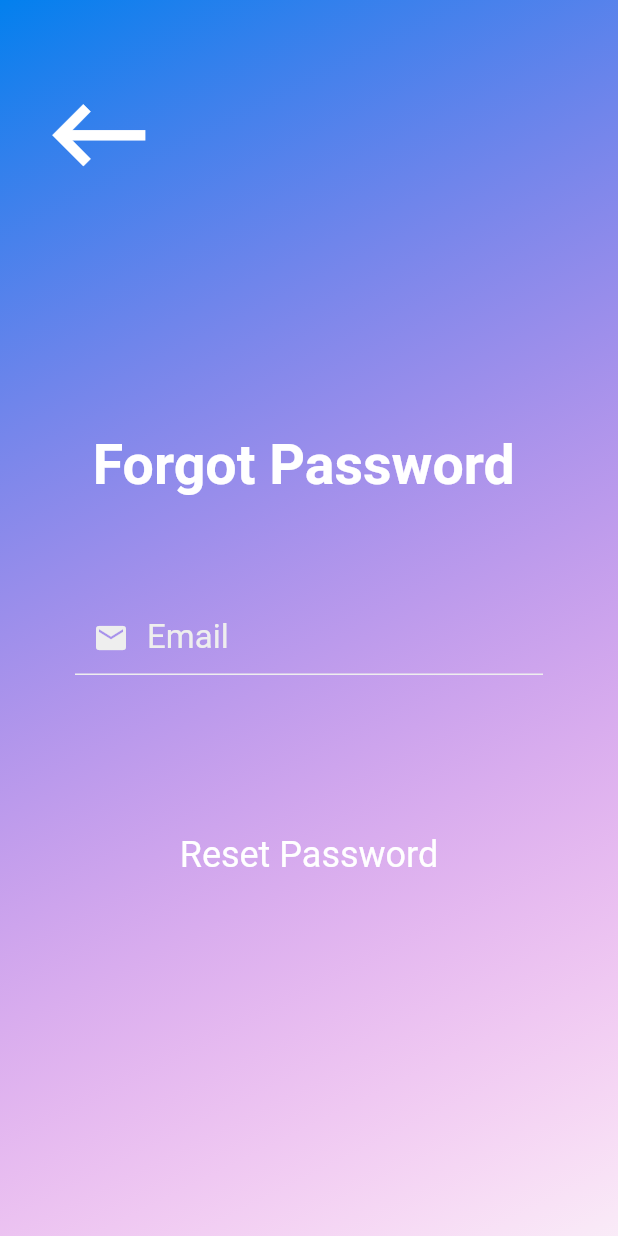
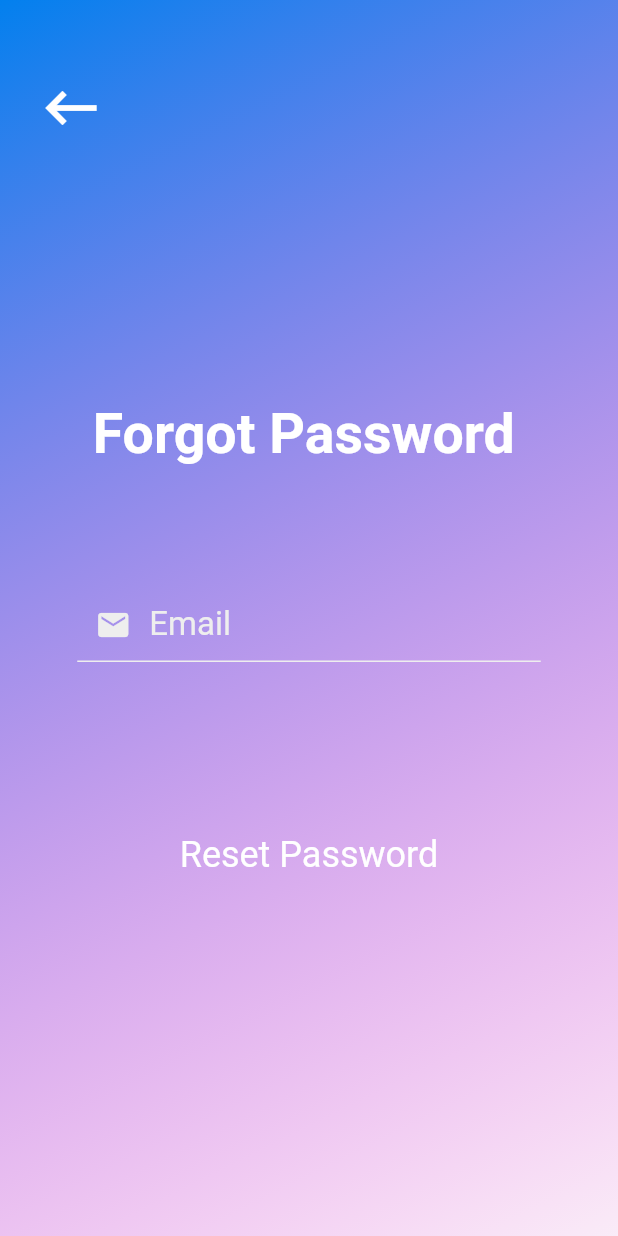
Before and after one commit to Omine100/Thirty, a Flutter app: the ForgotPasswordScreen screen opened directly, on a phone screen of 412 x 824 dp. Run offline on Flutter 3.47's test engine with Material 2 defaults, Android fonts, the phone set to English and light mode, and no system bars; our stand-ins replace cloud_firestore, firebase_auth; accounts and stored records are empty.

Commit message:
themes.dart update

```diff
--- a/thirty_1.0/thirty/lib/pages/forgotPassword.dart
+++ b/thirty_1.0/thirty/lib/pages/forgotPassword.dart
@@ -52,7 +52,7 @@ class _ForgotPasswordScreenState extends State<ForgotPasswordScreen> {
           ),
         ),
       ),
-      validator: (value) => value.isEmpty ?"Email can\'t be empty" : null,
+      validator: (value) => value.isEmpty ? "Email can\'t be empty" : null,
       onSaved: (value) => _email = value.trim(),
       obscureText: false,
       maxLines: 1,
@@ -64,40 +64,61 @@ class _ForgotPasswordScreenState extends State<ForgotPasswordScreen> {
   Widget build(BuildContext context) {
     return new Scaffold(
       body: Container(
-        height: themes.getDimension(context, true, "forgotPasswordContainerDimension"),
+        height: themes.getDimension(
+            context, true, "forgotPasswordContainerDimension"),
         decoration: BoxDecoration(
-          gradient: themesGradients.bodyLinearGradient(context, Theme.of(context).colorScheme.backgroundGradientTopLeftColor, Theme.of(context).colorScheme.backgroundGradientBottomRightColor, false),
+          gradient: themesGradients.bodyLinearGradient(
+              context,
+              Theme.of(context).colorScheme.backgroundGradientTopLeftColor,
+              Theme.of(context).colorScheme.backgroundGradientBottomRightColor,
+              false),
         ),
         child: Stack(
           children: <Widget>[
             Positioned(
-              top: themes.getPosition(context, true, "forgotPasswordBackButtonPosition"),
-              left: themes.getPosition(context, false, "forgotPasswordBackButtonPosition"),
+              top: themes.getPosition(
+                  context, true, "forgotPasswordBackButtonPosition"),
+              left: themes.getPosition(
+                  context, false, "forgotPasswordBackButtonPosition"),
               child: interfaceStandards.backButton(context),
             ),
             Positioned(
-              top: themes.getPosition(context, true, "forgotPasswordTitlePosition"),
-              left: themes.getPosition(context, false, "forgotPasswordTitlePosition"),
+              top: themes.getPosition(
+                  context, true, "forgotPasswordTitlePosition"),
+              left: themes.getPosition(
+                  context, false, "forgotPasswordTitlePosition"),
               child: Text(
                 "Forgot Password",
                 style: TextStyle(
                   color: Theme.of(context).colorScheme.forgotPasswordTitleColor,
-                  fontSize: Theme.of(context).textTheme.forgotPaswordTitleFontSize,
-                  fontWeight: Theme.of(context).typography.forgotPasswordTitleFontWeight,
+                  fontSize:
+                      Theme.of(context).textTheme.forgotPaswordTitleFontSize,
+                  fontWeight: Theme.of(context)
+                      .typography
+                      .forgotPasswordTitleFontWeight,
                 ),
               ),
             ),
-            Form(
-              key: _formKey,
-              child: Padding(
-                padding: EdgeInsets.only(left: 50.0, right: 50.0, top: 400.0),
-                child: showEmailInput(),
-              ),
+            Positioned(
+              top: themes.getPosition(
+                  context, true, "forgotPasswordInputPosition"),
+              left: themes.getPosition(
+                  context, false, "forgotPasswordInputPosition"),
+              right: themes.getPosition(
+                  context, false, "forgotPasswordInputPosition"),
+              child: Form(
+                  key: _formKey,
+                  child: interfaceStandards.parentCenter(
+                    context,
+                    showEmailInput(),
+                  )),
             ),
             Positioned(
-              top: themes.getPosition(context, true, "forgotPasswordSendButtonPosition"),
+              top: themes.getPosition(
+                  context, true, "forgotPasswordSendButtonPosition"),
               child: Container(
-                width: themes.getDimension(context, false, "forgotPasswordSendButtonDimension"),
+                width: themes.getDimension(
+                    context, false, "forgotPasswordSendButtonDimension"),
                 child: Center(
                   child: GestureDetector(
                     onTap: () {
@@ -107,8 +128,12 @@ class _ForgotPasswordScreenState extends State<ForgotPasswordScreen> {
                     child: Text(
                       "Reset Password",
                       style: TextStyle(
-                        color: Theme.of(context).colorScheme.forgotPasswordResetColor,
-                        fontSize: Theme.of(context).textTheme.forgotPasswordResetFontSize,
+                        color: Theme.of(context)
+                            .colorScheme
+                            .forgotPasswordResetColor,
+                        fontSize: Theme.of(context)
+                            .textTheme
+                            .forgotPasswordResetFontSize,
                       ),
                     ),
                   ),
```
Also changed, not shown: thirty_1.0/thirty/lib/standards/themes.dart (+5 -2 lines).
